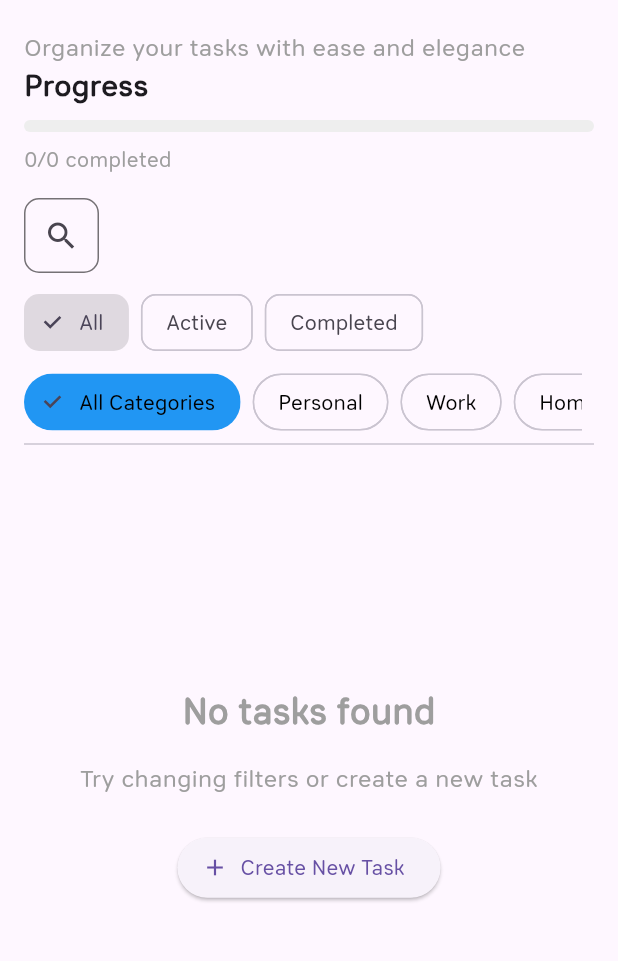
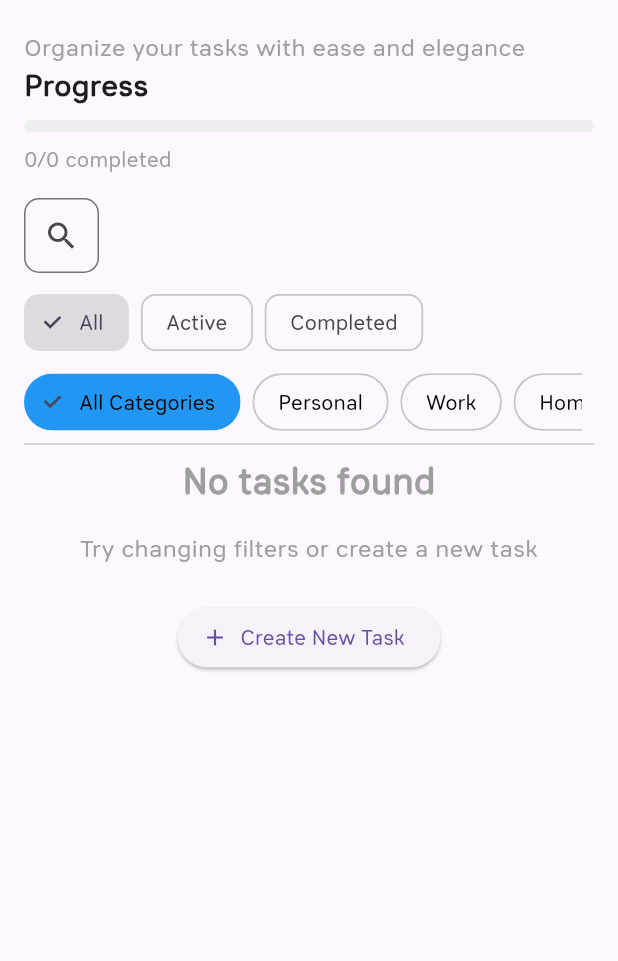
Before and after one commit to rj72/TaskManager, a Flutter app: the screen it shows after launch, on a phone screen of 412 x 824 dp, the part 78-1039 px from its top. Run offline on Flutter 3.47's test engine with Material 2 defaults, Android fonts, the phone set to English and light mode, and no system bars; our stand-ins replace flutter_slidable, get, sqflite; accounts and stored records are empty.

Commit message:
refactor layout to use SingleChildScrollView and Flex for better responsiveness

```diff
--- a/task_manager/lib/views/main_view.dart
+++ b/task_manager/lib/views/main_view.dart
@@ -42,8 +42,11 @@ class MainView extends BaseStatelessView<BaseController> {
         extendBody: true,
         body: Padding(
           padding: const EdgeInsets.all(16.0),
-          child: Column(
+          child: SingleChildScrollView(
+            child: Flex(
+              direction: Axis.vertical,
               crossAxisAlignment: CrossAxisAlignment.start,
+              mainAxisSize: MainAxisSize.min,
               children: [
                 const Text('Organize your tasks with ease and elegance',
                     style: TextStyle(fontSize: 16, color: Colors.grey)),
@@ -55,8 +58,9 @@ class MainView extends BaseStatelessView<BaseController> {
                 const SizedBox(height: 8),
                 _buildCategoryFilter(),
                 const Divider(),
-              Expanded(child: _buildTaskList()),
+                Flexible(fit:FlexFit.loose, child: _buildTaskList()),
               ],
+            ),
           ),
         ),
       ),
@@ -206,6 +210,8 @@ class MainView extends BaseStatelessView<BaseController> {
     }
     return ListView.separated(
       itemCount: tasks.length,
+      shrinkWrap: true,
+      physics: const NeverScrollableScrollPhysics(),
       separatorBuilder: (_, __) => const SizedBox(height: 8),
       itemBuilder: (context, index) {
         final task = tasks[index];
```
Lines whose indentation alone changed are shown as unchanged.
